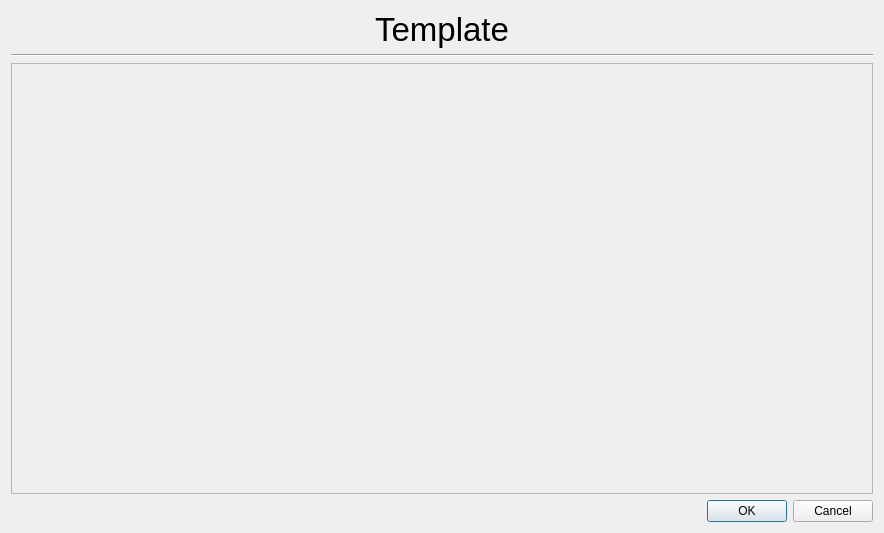
Above: addons/Template/template.ui from Jhebertaz/PhysiCellGui before the change. Below: the same form after it.
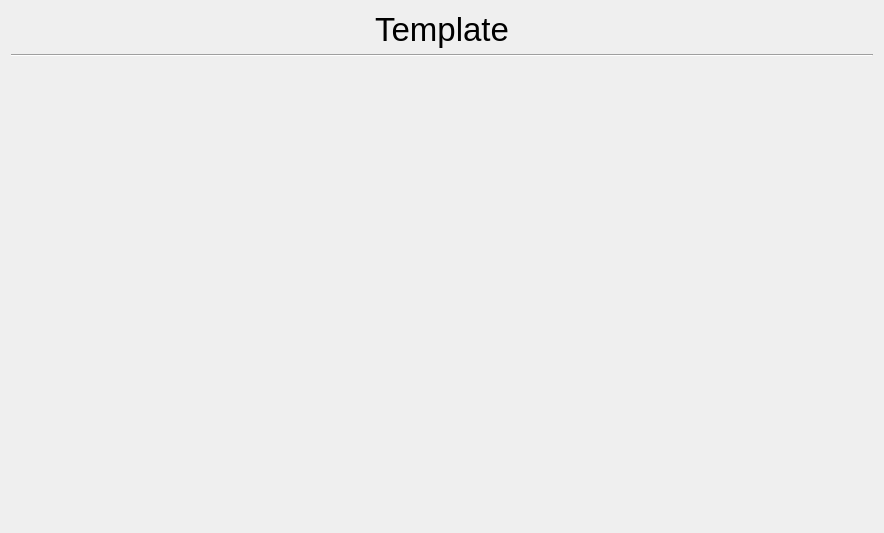
That is the form after the change.

What changed in the file:
```diff
--- a/addons/Template/template.ui
+++ b/addons/Template/template.ui
@@ -13,7 +13,7 @@
   <property name="windowTitle">
    <string>Dialog</string>
   </property>
-  <layout class="QVBoxLayout" name="verticalLayout" stretch="0,0,5,0">
+  <layout class="QVBoxLayout" name="verticalLayout" stretch="0,0,0">
    <item>
     <widget class="QLabel" name="label">
      <property name="font">
@@ -37,26 +37,16 @@
     </widget>
    </item>
    <item>
-    <widget class="QFrame" name="frame">
-     <property name="frameShape">
-      <enum>QFrame::StyledPanel</enum>
-     </property>
-     <property name="frameShadow">
-      <enum>QFrame::Raised</enum>
+    <widget class="QWidget" name="widget" native="true">
+     <property name="sizePolicy">
+      <sizepolicy hsizetype="Expanding" vsizetype="Expanding">
+       <horstretch>0</horstretch>
+       <verstretch>0</verstretch>
+      </sizepolicy>
      </property>
      <layout class="QVBoxLayout" name="verticalLayout_2"/>
     </widget>
    </item>
-   <item>
-    <widget class="QDialogButtonBox" name="buttonBox">
-     <property name="orientation">
-      <enum>Qt::Horizontal</enum>
-     </property>
-     <property name="standardButtons">
-      <set>QDialogButtonBox::Cancel|QDialogButtonBox::Ok</set>
-     </property>
-    </widget>
-   </item>
   </layout>
  </widget>
  <resources/>
```
Left out of the diff: 35 changed lines with no effect on the pictures.
